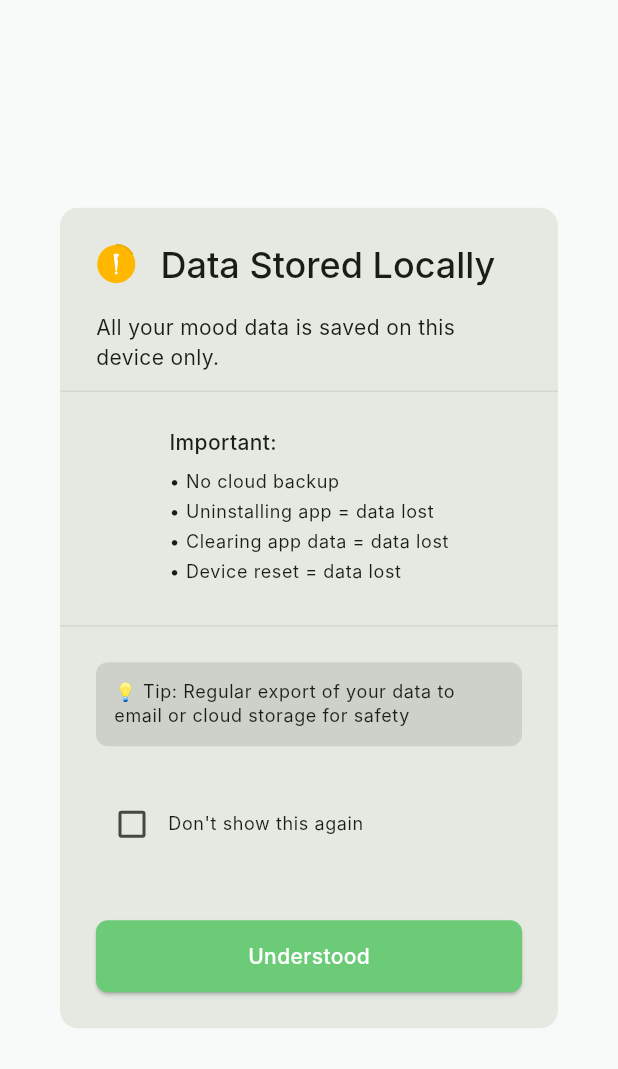
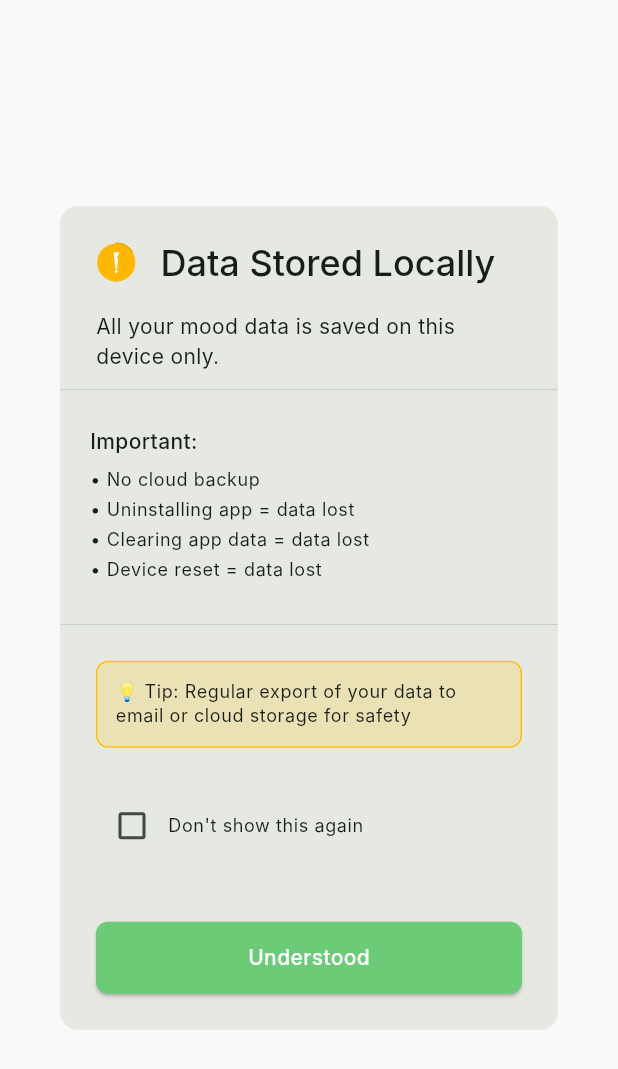
Before and after one commit to Revaldo11/mood_tracker_app, a Flutter app: the DataWarningDialog widget shown alone on an empty page, opened directly, on a phone screen of 412 x 824 dp. Shown: the top 1069 px of the screen. Run offline on Flutter 3.47's test engine with Material 3 defaults, Android fonts, the phone set to English and light mode, and no system bars; our stand-ins replace confetti, fl_chart, flutter_animate, get, hive_flutter, lottie and 1 more; accounts and stored records are empty; Roboto replaces fonts that are missing (Inter).

Commit message:
feat: update data warning dialog layout and styling for improved visibility

```diff
--- a/analysis_options.yaml
+++ b/analysis_options.yaml
@@ -24,6 +24,9 @@ linter:
   # `// ignore_for_file: name_of_lint` syntax on the line or in the file
   # producing the lint.
   rules:
+analyzer:
+  errors:
+    deprecated_member_use: ignore ignore ignore
     # avoid_print: false  # Uncomment to disable the `avoid_print` rule
     # prefer_single_quotes: true  # Uncomment to enable the `prefer_single_quotes` rule
 
--- a/lib/constant/constant.dart
+++ b/lib/constant/constant.dart
@@ -1 +1,2 @@
+// ignore: constant_identifier_names
 const String DATA_WARNING_SHOWN_KEY = 'data_warning_shown';
--- a/lib/shared/dialog/data_warning_dialog.dart
+++ b/lib/shared/dialog/data_warning_dialog.dart
@@ -79,8 +79,9 @@ class DataWarningDialog extends StatelessWidget {
   }
 
   Widget _buildWarningSection() {
-    return Padding(
-      padding: const EdgeInsets.symmetric(horizontal: 24.0, vertical: 12),
+    return Container(
+      width: double.infinity,
+      padding: const EdgeInsets.symmetric(horizontal: 20.0, vertical: 12),
       child: Column(
         crossAxisAlignment: CrossAxisAlignment.start,
         children: [
@@ -128,8 +129,9 @@ class DataWarningDialog extends StatelessWidget {
       padding: const EdgeInsets.symmetric(horizontal: 24.0, vertical: 12),
       child: Container(
         decoration: BoxDecoration(
-          color: Get.theme.hintColor.withOpacity(0.1),
+          color: Colors.amber.withOpacity(0.2),
           borderRadius: BorderRadius.circular(8),
+          border: Border.all(color: Colors.amber)
         ),
         padding: const EdgeInsets.all(12),
         child: Text(
```
